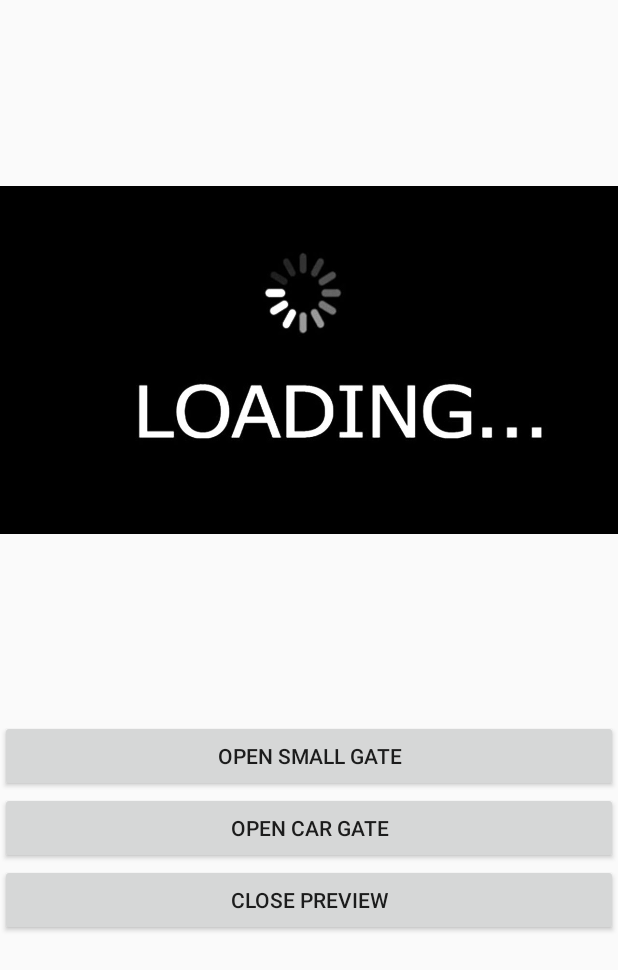
After one commit to dominik-polic/Smart-Home, an Android app: the layout activity_image.xml on its own in the app's theme, with its tools: preview values and no code run, on a phone screen of 412 x 824 dp. The commit adds this screen. Shown: the top 970 px of the screen. Run offline under Robolectric (Android 15) with nearby library versions, the light colour scheme and no system bars.

Commit message:
added image notification on bell rang

```diff
--- a/Android/HomeAutomation+Wear_PHP/mobile/build.gradle
+++ b/Android/HomeAutomation+Wear_PHP/mobile/build.gradle
@@ -7,8 +7,8 @@ android {
         applicationId "org.no_ip.wqwdpxd.homeautomationwear_php"
         minSdkVersion 21
         targetSdkVersion 28
-        versionCode 37
-        versionName "2.4.1"
+        versionCode 38
+        versionName "2.4.2"
         testInstrumentationRunner "android.support.test.runner.AndroidJUnitRunner"
         multiDexEnabled true
     }
@@ -36,6 +36,7 @@ dependencies {
     //implementation 'com.google.android.gms:play-services:12.0.1@aar'
     implementation 'com.android.support:support-v4:28.0.0'
     implementation 'com.github.yukuku:ambilwarna:2.0.1'
+    implementation 'com.android.volley:volley:1.1.0'
     wearApp project(':wear')
     testImplementation 'junit:junit:4.12'
 }
--- a/Android/HomeAutomation+Wear_PHP/mobile/src/main/AndroidManifest.xml
+++ b/Android/HomeAutomation+Wear_PHP/mobile/src/main/AndroidManifest.xml
@@ -53,6 +53,10 @@
             android:name=".LoginActivity"
             android:label="@string/title_activity_login"
             android:screenOrientation="portrait" />
+        <activity
+            android:name=".ImageActivity"
+            android:label="Image Preview"
+            android:screenOrientation="portrait" />
 
         <meta-data
             android:name="com.google.android.gms.version"
--- /dev/null
+++ b/Android/HomeAutomation+Wear_PHP/mobile/src/main/res/layout/activity_image.xml
@@ -0,0 +1,30 @@
+<?xml version="1.0" encoding="utf-8"?>
+<LinearLayout xmlns:android="http://schemas.android.com/apk/res/android"
+    xmlns:app="http://schemas.android.com/apk/res-auto"
+    android:orientation="vertical" android:layout_width="match_parent"
+    android:layout_height="match_parent">
+
+    <ImageView
+        android:id="@+id/imageView"
+        android:layout_width="match_parent"
+        android:layout_height="wrap_content"
+        app:srcCompat="@drawable/loading" />
+
+    <Button
+        android:id="@+id/btnSmallGate"
+        android:layout_width="match_parent"
+        android:layout_height="wrap_content"
+        android:text="@string/open_small_gate" />
+
+    <Button
+        android:id="@+id/btnCarGate"
+        android:layout_width="match_parent"
+        android:layout_height="wrap_content"
+        android:text="@string/open_car_gate" />
+
+    <Button
+        android:id="@+id/btnClose"
+        android:layout_width="match_parent"
+        android:layout_height="wrap_content"
+        android:text="Close preview" />
+</LinearLayout>
--- a/Android/HomeAutomation+Wear_PHP/wear/build.gradle
+++ b/Android/HomeAutomation+Wear_PHP/wear/build.gradle
@@ -7,8 +7,8 @@ android {
         applicationId "org.no_ip.wqwdpxd.homeautomationwear_php"
         minSdkVersion 23
         targetSdkVersion 27
-        versionCode 37
-        versionName "2.4.1-wear"
+        versionCode 38
+        versionName "2.4.2-wear"
     }
     buildTypes {
         release {
```
Also changed, not shown: Android/HomeAutomation+Wear_PHP/mobile/src/main/java/org/no_ip/wqwdpxd/homeautomationwear_php/FCMReceiver.java (+83 -1 lines), Android/HomeAutomation+Wear_PHP/mobile/src/main/java/org/no_ip/wqwdpxd/homeautomationwear_php/ImageActivity.java (added, +161 -0 lines), Android/HomeAutomation+Wear_PHP/mobile/src/main/java/org/no_ip/wqwdpxd/homeautomationwear_php/LogsActivity.java (+11 -4 lines), Android/HomeAutomation+Wear_PHP/mobile/src/main/java/org/no_ip/wqwdpxd/homeautomationwear_php/MainActivity.java (+6 -2 lines), Android/HomeAutomation+Wear_PHP/mobile/src/main/java/org/no_ip/wqwdpxd/homeautomationwear_php/MySingleton.java (added, +40 -0 lines), Android/HomeAutomation+Wear_PHP/mobile/src/main/res/drawable-nodpi/loading.jpg (added).
